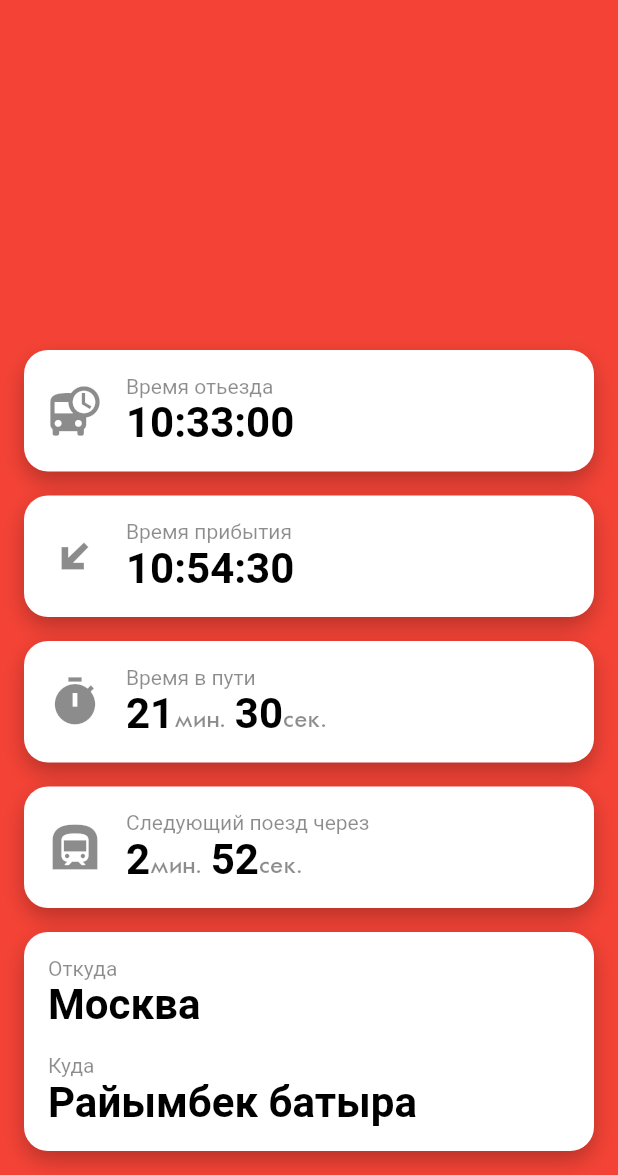
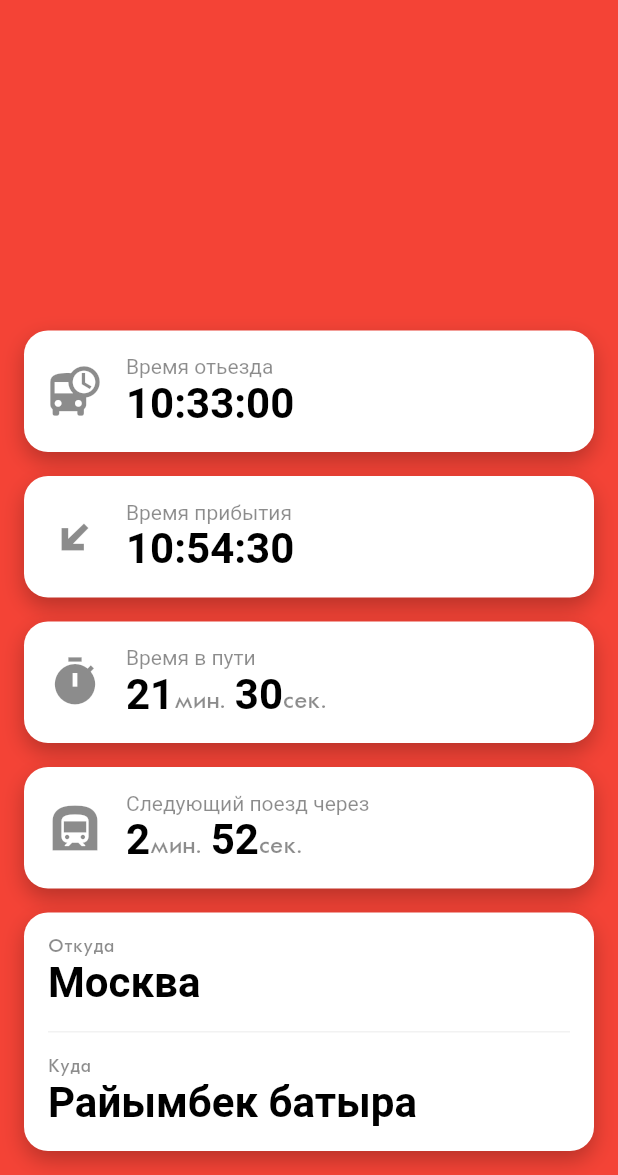
Before and after one commit to kekland/almetro-app, a Flutter app: the screen it shows after launch, on a phone screen of 412 x 824 dp, the part 61-1236 px from its top. Run offline on Flutter 3.47's test engine with Material 2 defaults, Android fonts, the phone set to English and light mode, and no system bars; missing offline and left inert: swipedetector.

Commit message:
reworked: bottom-panel

```diff
--- a/lib/arrivals_page/arrival_times_list_widget.dart
+++ b/lib/arrivals_page/arrival_times_list_widget.dart
@@ -1,4 +1,4 @@
-import 'package:almaty_metro/card_widget.dart';
+import 'package:almaty_metro/design/widgets/card_widget.dart';
 import 'package:almaty_metro/time.dart';
 import 'package:flutter/material.dart';
 
--- a/lib/arrivals_page/arrivals_page.dart
+++ b/lib/arrivals_page/arrivals_page.dart
@@ -1,5 +1,4 @@
 import 'package:almaty_metro/arrivals_page/arrival_times_list_widget.dart';
-import 'package:almaty_metro/card_widget.dart';
 import 'package:flutter/material.dart';
 import 'package:almaty_metro/time_calculator.dart';
 
--- a/lib/bottom_panel/station_selector_circle.dart
+++ /dev/null
@@ -1,19 +0,0 @@
-
-import 'package:flutter/material.dart';
-
-class StationCircle extends StatelessWidget {
-  final bool activated;
-
-  const StationCircle({Key key, this.activated = false}) : super(key: key);
-  @override
-  Widget build(BuildContext context) {
-    return Container(
-      width: 16.0,
-      height: 16.0,
-      decoration: BoxDecoration(
-        color: (activated) ? Colors.red : Colors.black.withOpacity(0.12),
-        borderRadius: BorderRadius.circular(8.0),
-      ),
-    );
-  }
-}
--- a/lib/bottom_panel/station_selector_new.dart
+++ /dev/null
@@ -1,27 +0,0 @@
-import 'package:almaty_metro/bottom_panel/station_selector_circle.dart';
-import 'package:flutter/gestures.dart';
-import 'package:flutter_range_slider/flutter_range_slider.dart';
-import 'package:flutter/material.dart';
-import 'package:almaty_metro/stations.dart' as data;
-
-class StationSelectorNew extends StatefulWidget {
-  final Function(int index) onStationChange;
-  final int defaultStation;
-
-  const StationSelectorNew({Key key, this.onStationChange, this.defaultStation}) : super(key: key);
-
-  @override
-  _StationSelectorNewState createState() => _StationSelectorNewState();
-}
-
-class _StationSelectorNewState extends State<StationSelectorNew> {
-  @override
-  initState() {
-    super.initState();
-  }
-
-  @override
-  Widget build(BuildContext context) {
-    return Container();
-  }
-}
--- a/lib/design/almetro_design.dart
+++ b/lib/design/almetro_design.dart
@@ -1,2 +1,4 @@
 export 'package:almaty_metro/design/color.dart';
 export 'package:almaty_metro/design/text_theme.dart';
+export 'package:almaty_metro/design/widgets/card_widget.dart';
+export 'package:almaty_metro/design/widgets/divider_widget.dart';
--- a/lib/design/color.dart
+++ b/lib/design/color.dart
@@ -1,3 +1,5 @@
+import 'package:flutter/material.dart';
+
 class AlmetroColor {
-
+  static Color captionColor = Colors.black.withOpacity(0.05);
 }
--- a/lib/design/text_theme.dart
+++ b/lib/design/text_theme.dart
@@ -15,4 +15,23 @@ class AlmetroTextStyle {
     fontFamily: 'Futura',
     fontWeight: FontWeight.w500,
   );
+
+  static TextStyle caption = base.copyWith(
+    fontSize: 14.0,
+    color: Colors.black45,
+  );
+
+  static TextStyle boldInformation = base.copyWith(
+    fontWeight: FontWeight.w700,
+    fontSize: 28.0,
+    color: Colors.black,
+    fontFamily: 'Roboto'
+  );
+
+  static TextStyle boldInformationNumber = base.copyWith(
+    fontWeight: FontWeight.w700,
+    fontSize: 28.0,
+    color: Colors.black,
+    fontFamily: 'Days'
+  );
 }
--- a/lib/card_widget.dart
+++ b/lib/design/widgets/card_widget.dart
@@ -5,22 +5,6 @@ class CardWidget extends StatefulWidget {
   final EdgeInsets padding;
   final VoidCallback onClick;
   final bool fluid;
-  /*
-      duration: Duration(milliseconds: 750),
-      curve: Curves.easeInOut,
-      padding: padding,
-      decoration: BoxDecoration(
-        borderRadius: BorderRadius.circular(16.0),
-        color: Colors.white,
-        boxShadow: [
-          BoxShadow(
-            color: Colors.black.withOpacity(0.25),
-            blurRadius: 12.0,
-            offset: Offset(0.0, 6.0),
-            spreadRadius: 0.0,
-          ),
-        ],
-      ),*/
 
   const CardWidget({Key key, this.child, this.padding, this.onClick, this.fluid}) : super(key: key);
 
--- /dev/null
+++ b/lib/design/widgets/divider_widget.dart
@@ -0,0 +1,13 @@
+import 'package:almaty_metro/design/almetro_design.dart';
+import 'package:flutter/material.dart';
+
+class DividerWidget extends StatelessWidget {
+  @override
+  Widget build(BuildContext context) {
+    return Container(
+      width: double.infinity,
+      height: 1.0,
+      color: AlmetroColor.captionColor,
+    );
+  }
+}
--- a/lib/icon_content_widget.dart
+++ b/lib/icon_content_widget.dart
@@ -1,4 +1,4 @@
-import 'package:almaty_metro/card_widget.dart';
+import 'package:almaty_metro/design/widgets/card_widget.dart';
 import 'package:flutter/material.dart';
 
 class IconContentWidget extends StatelessWidget {
--- a/lib/content_widget.dart
+++ b/lib/pages/content_page.dart
@@ -1,15 +1,15 @@
 import 'package:almaty_metro/arrivals_page/arrivals_page.dart';
-import 'package:almaty_metro/bottom_panel/bottom_panel_new.dart';
 import 'package:almaty_metro/route_timer_page/bottom_panel.dart';
 import 'package:almaty_metro/route_timer_page/route_timer_page.dart';
+import 'package:almaty_metro/widgets/main_page/bottom_panel_new.dart';
 import 'package:flutter/material.dart';
 
-class AppContentWidget extends StatefulWidget {
+class AppContentPage extends StatefulWidget {
   @override
-  _AppContentWidgetState createState() => _AppContentWidgetState();
+  _AppContentPageState createState() => _AppContentPageState();
 }
 
-class _AppContentWidgetState extends State<AppContentWidget> {
+class _AppContentPageState extends State<AppContentPage> {
   PageController pageViewController;
   int initialPage = 0;
   double currentPageAnimationValue = 0;
@@ -19,14 +19,14 @@ class _AppContentWidgetState extends State<AppContentWidget> {
 
   List<Widget> pages;
 
-  Widget createRouteTimePage() {
+  Widget _createRouteTimePage() {
     return RouteTimerPage(
       departureStationIndex: _departureStationIndex,
       arrivalStationIndex: _arrivalStationIndex,
     );
   }
 
-  Widget createArrivalsPage() {
+  Widget _createArrivalsPage() {
     return ArrivalsPage(
       departureStationIndex: _departureStationIndex,
       arrivalStationIndex: _arrivalStationIndex,
@@ -44,8 +44,8 @@ class _AppContentWidgetState extends State<AppContentWidget> {
     });
 
     pages = [
-      createRouteTimePage(),
-      createArrivalsPage(),
+      _createRouteTimePage(),
+      _createArrivalsPage(),
     ];
 
     super.initState();
--- a/lib/pages/main_page.dart
+++ b/lib/pages/main_page.dart
@@ -1,5 +1,5 @@
 import 'package:almaty_metro/widgets/main_page/app_bar.dart';
-import 'package:almaty_metro/content_widget.dart';
+import 'package:almaty_metro/pages/content_page.dart';
 import 'package:almaty_metro/widgets/main_page/background.dart';
 import 'package:flutter/material.dart';
 class MainPage extends StatelessWidget {
@@ -16,7 +16,7 @@ class MainPage extends StatelessWidget {
                   title: 'Almetro',
                 ),
                 Expanded(
-                  child: AppContentWidget()
+                  child: AppContentPage()
                 ),
               ],
             ),
--- a/lib/route_timer_page/bottom_panel.dart
+++ b/lib/route_timer_page/bottom_panel.dart
@@ -1,4 +1,4 @@
-import 'package:almaty_metro/card_widget.dart';
+import 'package:almaty_metro/design/widgets/card_widget.dart';
 import 'package:almaty_metro/route_timer_page/station_selector_widget.dart';
 import 'package:flutter/material.dart';
 import 'package:almaty_metro/stations.dart';
--- a/lib/bottom_panel/bottom_panel_new.dart
+++ b/lib/widgets/main_page/bottom_panel_new.dart
@@ -1,13 +1,7 @@
-import 'package:almaty_metro/bottom_panel/station_selector_new.dart';
-import 'package:almaty_metro/card_widget.dart';
+import 'package:almaty_metro/design/almetro_design.dart';
 import 'package:almaty_metro/stations.dart';
 import 'package:flutter/material.dart';
-import 'package:font_awesome_flutter/font_awesome_flutter.dart';
-import 'package:flutter_range_slider/flutter_range_slider.dart';
 
-import '../icon_content_widget.dart';
-
-//TODO: Rename when finished
 class BottomPanelNew extends StatefulWidget {
   @override
   _BottomPanelNewState createState() => _BottomPanelNewState();
@@ -26,20 +20,23 @@ class _BottomPanelNewState extends State<BottomPanelNew> {
         children: [
           Text(
             'Откуда',
-            style: TextStyle(fontSize: 14.0, color: Colors.black45),
+            style: AlmetroTextStyle.caption,
           ),
           Text(
             'Москва',
-            style: TextStyle(fontWeight: FontWeight.w700, fontSize: 28.0, color: Colors.black),
+            style: AlmetroTextStyle.boldInformation,
           ),
-          SizedBox(height: 16.0),
+          Padding(
+            padding: const EdgeInsets.symmetric(vertical: 16.0),
+            child: DividerWidget(),
+          ),
           Text(
             'Куда',
-            style: TextStyle(fontSize: 14.0, color: Colors.black45),
+            style: AlmetroTextStyle.caption,
           ),
           Text(
             'Райымбек батыра',
-            style: TextStyle(fontWeight: FontWeight.w700, fontSize: 28.0, color: Colors.black),
+            style: AlmetroTextStyle.boldInformation,
           ),
         ],
       ),
```
